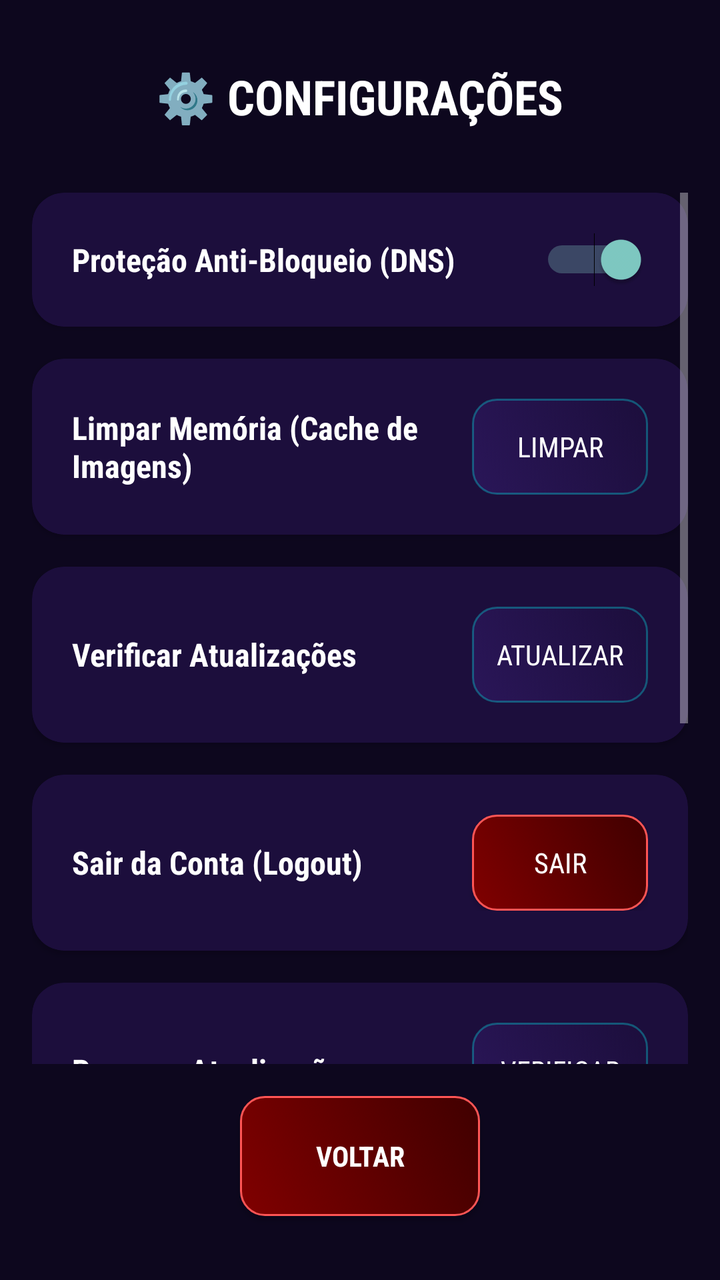
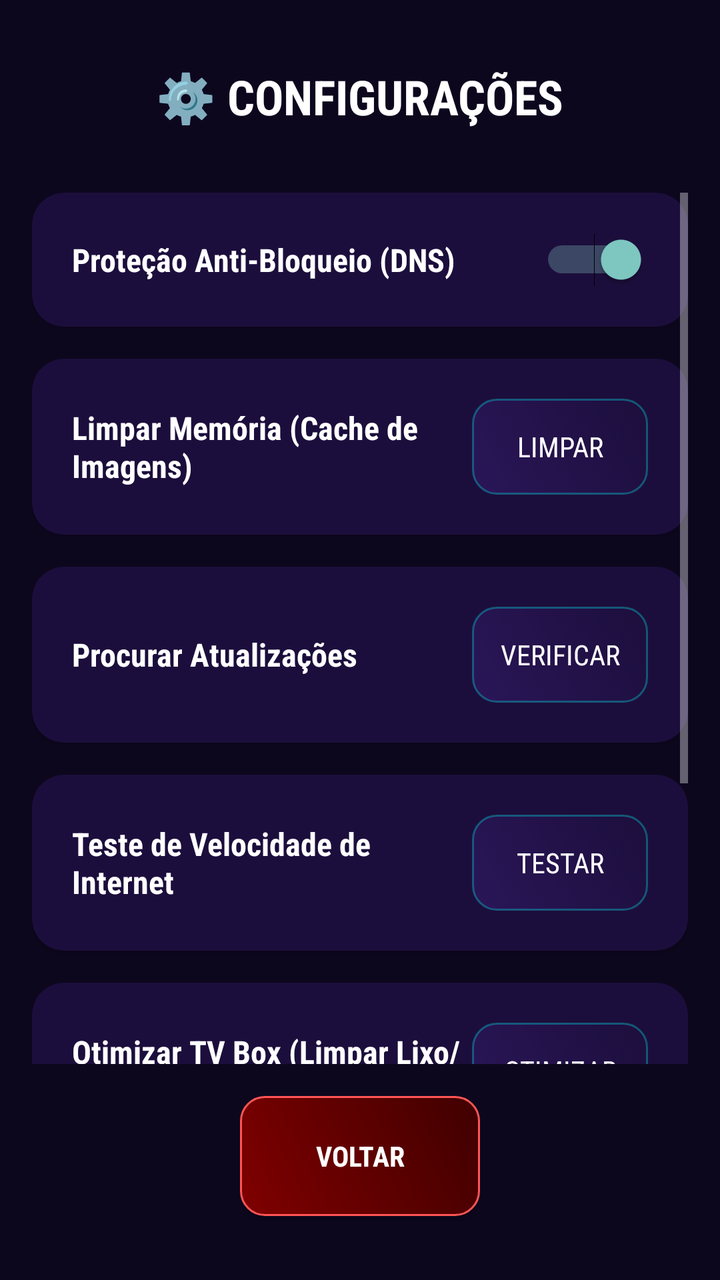

Two renders of the same Android screen: before a commit and after it. Below are the layout's source before the change and the commit's diff.
<!-- AndroidManifest.xml: activity theme AppTheme -->
<!-- res/layout/activity_settings.xml -->
<?xml version="1.0" encoding="utf-8"?>
<androidx.constraintlayout.widget.ConstraintLayout xmlns:android="http://schemas.android.com/apk/res/android"
    xmlns:app="http://schemas.android.com/apk/res-auto"
    xmlns:tools="http://schemas.android.com/tools"
    android:layout_width="match_parent"
    android:layout_height="match_parent"
    android:background="#0D071E"
    tools:context=".SettingsActivity">

    <TextView
        android:id="@+id/tvSettingsTitle"
        android:layout_width="wrap_content"
        android:layout_height="wrap_content"
        android:layout_marginTop="32dp"
        android:text="⚙️ CONFIGURAÇÕES"
        android:textColor="#FFFFFF"
        android:textSize="24sp"
        android:textStyle="bold"
        app:layout_constraintEnd_toEndOf="parent"
        app:layout_constraintStart_toStartOf="parent"
        app:layout_constraintTop_toTopOf="parent" />

    <ScrollView
        android:id="@+id/svSettings"
        android:layout_width="0dp"
        android:layout_height="0dp"
        android:layout_marginTop="32dp"
        android:layout_marginBottom="16dp"
        android:layout_marginHorizontal="16dp"
        app:layout_constraintWidth_max="700dp"
        app:layout_constraintEnd_toEndOf="parent"
        app:layout_constraintStart_toStartOf="parent"
        app:layout_constraintTop_toBottomOf="@id/tvSettingsTitle"
        app:layout_constraintBottom_toTopOf="@id/btnBack">

        <LinearLayout
            android:layout_width="match_parent"
            android:layout_height="wrap_content"
            android:orientation="vertical"
            android:paddingBottom="24dp">

            <androidx.cardview.widget.CardView
                android:layout_width="match_parent"
                android:layout_height="wrap_content"
                android:layout_marginBottom="16dp"
                app:cardBackgroundColor="#1C0E3C"
                app:cardCornerRadius="16dp">

                <LinearLayout
                    android:layout_width="match_parent"
                    android:layout_height="wrap_content"
                    android:gravity="center_vertical"
                    android:orientation="horizontal"
                    android:padding="20dp">

                    <TextView
                        android:layout_width="0dp"
                        android:layout_height="wrap_content"
                        android:layout_weight="1"
                        android:text="Proteção Anti-Bloqueio (DNS)"
                        android:textColor="#FFFFFF"
                        android:textSize="16sp"
                        android:textStyle="bold" />

                    <Switch
                        android:id="@+id/switchVpn"
                        android:layout_width="wrap_content"
                        android:layout_height="wrap_content"
                        android:checked="true" />

                </LinearLayout>
            </androidx.cardview.widget.CardView>

            <androidx.cardview.widget.CardView
                android:layout_width="match_parent"
                android:layout_height="wrap_content"
                android:layout_marginBottom="16dp"
                app:cardBackgroundColor="#1C0E3C"
                app:cardCornerRadius="16dp">

                <LinearLayout
                    android:layout_width="match_parent"
                    android:layout_height="wrap_content"
                    android:gravity="center_vertical"
                    android:orientation="horizontal"
                    android:padding="20dp">

                    <TextView
                        android:layout_width="0dp"
                        android:layout_height="wrap_content"
                        android:layout_weight="1"
                        android:text="Limpar Memória (Cache de Imagens)"
                        android:textColor="#FFFFFF"
                        android:textSize="16sp"
                        android:textStyle="bold" />

                    <Button
                        android:id="@+id/btnClearCache"
                        android:layout_width="wrap_content"
                        android:layout_height="wrap_content"
                        android:background="@drawable/bg_button_neon"
                        android:text="LIMPAR"
                        android:textColor="#FFFFFF" />

                </LinearLayout>
            </androidx.cardview.widget.CardView>

            <androidx.cardview.widget.CardView
                android:layout_width="match_parent"
                android:layout_height="wrap_content"
                android:layout_marginBottom="16dp"
                app:cardBackgroundColor="#1C0E3C"
                app:cardCornerRadius="16dp">

                <LinearLayout
                    android:layout_width="match_parent"
                    android:layout_height="wrap_content"
                    android:gravity="center_vertical"
                    android:orientation="horizontal"
                    android:padding="20dp">

                    <TextView
                        android:layout_width="0dp"
                        android:layout_height="wrap_content"
                        android:layout_weight="1"
                        android:text="Verificar Atualizações"
                        android:textColor="#FFFFFF"
                        android:textSize="16sp"
                        android:textStyle="bold" />

                    <Button
                        android:id="@+id/btnCheckUpdate"
                        android:layout_width="wrap_content"
                        android:layout_height="wrap_content"
                        android:background="@drawable/bg_button_neon"
                        android:text="ATUALIZAR"
                        android:textColor="#FFFFFF" />

                </LinearLayout>
            </androidx.cardview.widget.CardView>

            <androidx.cardview.widget.CardView
                android:layout_width="match_parent"
                android:layout_height="wrap_content"
                android:layout_marginBottom="16dp"
                app:cardBackgroundColor="#1C0E3C"
                app:cardCornerRadius="16dp">

                <LinearLayout
                    android:layout_width="match_parent"
                    android:layout_height="wrap_content"
                    android:gravity="center_vertical"
                    android:orientation="horizontal"
                    android:padding="20dp">

                    <TextView
                        android:layout_width="0dp"
                        android:layout_height="wrap_content"
                        android:layout_weight="1"
                        android:text="Sair da Conta (Logout)"
                        android:textColor="#FFFFFF"
                        android:textSize="16sp"
                        android:textStyle="bold" />

                    <Button
                        android:id="@+id/btnLogout"
                        android:layout_width="wrap_content"
                        android:layout_height="wrap_content"
                        android:background="@drawable/bg_button_exit"
                        android:text="SAIR"
                        android:textColor="#FFFFFF" />

                </LinearLayout>
            </androidx.cardview.widget.CardView>

            <androidx.cardview.widget.CardView
                android:layout_width="match_parent"
                android:layout_height="wrap_content"
                android:layout_marginBottom="16dp"
                app:cardCornerRadius="16dp"
                app:cardBackgroundColor="#1C0E3C">

                <LinearLayout
                    android:layout_width="match_parent"
                    android:layout_height="wrap_content"
                    android:orientation="horizontal"
                    android:padding="20dp"
                    android:gravity="center_vertical">

                    <TextView
                        android:layout_width="0dp"
                        android:layout_height="wrap_content"
                        android:layout_weight="1"
                        android:text="Procurar Atualizações"
                        android:textColor="#FFFFFF"
                        android:textSize="16sp"
                        android:textStyle="bold"/>

                    <Button
                        android:id="@+id/btnUpdateApp"
                        android:layout_width="wrap_content"
                        android:layout_height="wrap_content"
                        android:text="VERIFICAR"
                        android:background="@drawable/bg_button_neon"
                        android:textColor="#FFFFFF"/>

                </LinearLayout>
            </androidx.cardview.widget.CardView>

            
            <androidx.cardview.widget.CardView
                android:layout_width="match_parent"
                android:layout_height="wrap_content"
                android:layout_marginBottom="16dp"
                app:cardCornerRadius="16dp"
                app:cardBackgroundColor="#1C0E3C">

                <LinearLayout
                    android:layout_width="match_parent"
                    android:layout_height="wrap_content"
                    android:orientation="vertical"
                    android:padding="20dp">

                    <LinearLayout
                        android:layout_width="match_parent"
                        android:layout_height="wrap_content"
                        android:orientation="horizontal"
                        android:gravity="center_vertical">
                        
                        <TextView
                            android:layout_width="0dp"
                            android:layout_height="wrap_content"
                            android:layout_weight="1"
                            android:text="Teste de Velocidade de Internet"
                            android:textColor="#FFFFFF"
                            android:textSize="16sp"
                            android:textStyle="bold"/>

                        <Button
                            android:id="@+id/btnSpeedTest"
                            android:layout_width="wrap_content"
                            android:layout_height="wrap_content"
                            android:text="TESTAR"
                            android:background="@drawable/bg_button_neon"
                            android:textColor="#FFFFFF"/>
                    </LinearLayout>

                    <TextView
                        android:id="@+id/tvSpeedResult"
                        android:layout_width="match_parent"
                        android:layout_height="wrap_content"
                        android:layout_marginTop="16dp"
                        android:text="Aguardando Teste..."
                        android:textAlignment="center"
                        android:textColor="#A0A0A0"
                        android:textSize="16sp"
                        android:textStyle="bold"
                        android:visibility="gone"/>

                </LinearLayout>
            </androidx.cardview.widget.CardView>

            
            <androidx.cardview.widget.CardView
                android:layout_width="match_parent"
                android:layout_height="wrap_content"
                app:cardCornerRadius="16dp"
                app:cardBackgroundColor="#1C0E3C">

                <LinearLayout
                    android:layout_width="match_parent"
                    android:layout_height="wrap_content"
                    android:orientation="vertical"
                    android:padding="20dp">

                    <LinearLayout
                        android:layout_width="match_parent"
                        android:layout_height="wrap_content"
                        android:orientation="horizontal"
                        android:gravity="center_vertical">
                        
                        <TextView
                            android:layout_width="0dp"
                            android:layout_height="wrap_content"
                            android:layout_weight="1"
                            android:text="Otimizar TV Box (Limpar Lixo/RAM)"
                            android:textColor="#FFFFFF"
                            android:textSize="16sp"
                            android:textStyle="bold"/>

                        <Button
                            android:id="@+id/btnOptimize"
                            android:layout_width="wrap_content"
                            android:layout_height="wrap_content"
                            android:text="OTIMIZAR"
                            android:background="@drawable/bg_button_neon"
                            android:textColor="#FFFFFF"/>
                    </LinearLayout>

                    <TextView
                        android:id="@+id/tvOptimizeResult"
                        android:layout_width="match_parent"
                        android:layout_height="wrap_content"
                        android:layout_marginTop="16dp"
                        android:text="Aguardando..."
                        android:textAlignment="center"
                        android:textColor="#A0A0A0"
                        android:textSize="16sp"
                        android:textStyle="bold"
                        android:visibility="gone"/>

                </LinearLayout>
            </androidx.cardview.widget.CardView>

        </LinearLayout>
    </ScrollView>

    <Button
        android:id="@+id/btnBack"
        android:layout_width="120dp"
        android:layout_height="60dp"
        android:layout_marginBottom="32dp"
        android:background="@drawable/bg_button_exit"
        android:text="VOLTAR"
        android:textColor="#FFFFFF"
        android:textStyle="bold"
        app:layout_constraintBottom_toBottomOf="parent"
        app:layout_constraintEnd_toEndOf="parent"
        app:layout_constraintStart_toStartOf="parent" />

</androidx.constraintlayout.widget.ConstraintLayout>
<!-- resources referenced by this layout -->
<resources>
  <!-- drawable bg_button_exit (drawable) -->
  <?xml version="1.0" encoding="utf-8"?>
  <selector xmlns:android="http://schemas.android.com/apk/res/android">
      <item android:state_focused="true">
          <shape android:shape="rectangle">
              <solid android:color="#FF5555"/>
              <corners android:radius="12dp"/>
              <stroke android:width="3dp" android:color="#FF0000"/>
          </shape>
      </item>
      <item>
          <shape android:shape="rectangle">
              <gradient android:startColor="#800000" android:endColor="#400000" android:angle="45"/>
              <corners android:radius="12dp"/>
              <stroke android:width="1dp" android:color="#FF5555"/>
          </shape>
      </item>
  </selector>
  <!-- drawable bg_button_neon (drawable) -->
  <?xml version="1.0" encoding="utf-8"?>
  <selector xmlns:android="http://schemas.android.com/apk/res/android">
      <item android:state_focused="true">
          <shape android:shape="rectangle">
              <solid android:color="#8000FFFF"/>
              <corners android:radius="12dp"/>
              <stroke android:width="4dp" android:color="#FFFFFF"/>
          </shape>
      </item>
      <item>
          <shape android:shape="rectangle">
              <gradient android:startColor="#2A1658" android:endColor="#1C0E3C" android:angle="45"/>
              <corners android:radius="12dp"/>
              <stroke android:width="1dp" android:color="#4D00FFFF"/>
          </shape>
      </item>
  </selector>
  <style name="AppTheme" parent="Theme.AppCompat.NoActionBar">
          <item name="android:fontFamily">sans-serif-condensed</item>
      </style>
</resources>

<!-- the commit's change to res/layout/activity_settings.xml (unified diff, before → after) -->
@@ -105,73 +105,6 @@
                 </LinearLayout>
             </androidx.cardview.widget.CardView>
 
-            <androidx.cardview.widget.CardView
-                android:layout_width="match_parent"
-                android:layout_height="wrap_content"
-                android:layout_marginBottom="16dp"
-                app:cardBackgroundColor="#1C0E3C"
-                app:cardCornerRadius="16dp">
-
-                <LinearLayout
-                    android:layout_width="match_parent"
-                    android:layout_height="wrap_content"
-                    android:gravity="center_vertical"
-                    android:orientation="horizontal"
-                    android:padding="20dp">
-
-                    <TextView
-                        android:layout_width="0dp"
-                        android:layout_height="wrap_content"
-                        android:layout_weight="1"
-                        android:text="Verificar Atualizações"
-                        android:textColor="#FFFFFF"
-                        android:textSize="16sp"
-                        android:textStyle="bold" />
-
-                    <Button
-                        android:id="@+id/btnCheckUpdate"
-                        android:layout_width="wrap_content"
-                        android:layout_height="wrap_content"
-                        android:background="@drawable/bg_button_neon"
-                        android:text="ATUALIZAR"
-                        android:textColor="#FFFFFF" />
-
-                </LinearLayout>
-            </androidx.cardview.widget.CardView>
-
-            <androidx.cardview.widget.CardView
-                android:layout_width="match_parent"
-                android:layout_height="wrap_content"
-                android:layout_marginBottom="16dp"
-                app:cardBackgroundColor="#1C0E3C"
-                app:cardCornerRadius="16dp">
-
-                <LinearLayout
-                    android:layout_width="match_parent"
-                    android:layout_height="wrap_content"
-                    android:gravity="center_vertical"
-                    android:orientation="horizontal"
-                    android:padding="20dp">
-
-                    <TextView
-                        android:layout_width="0dp"
-                        android:layout_height="wrap_content"
-                        android:layout_weight="1"
-                        android:text="Sair da Conta (Logout)"
-                        android:textColor="#FFFFFF"
-                        android:textSize="16sp"
-                        android:textStyle="bold" />
-
-                    <Button
-                        android:id="@+id/btnLogout"
-                        android:layout_width="wrap_content"
-                        android:layout_height="wrap_content"
-                        android:background="@drawable/bg_button_exit"
-                        android:text="SAIR"
-                        android:textColor="#FFFFFF" />
-
-                </LinearLayout>
-            </androidx.cardview.widget.CardView>
 
             <androidx.cardview.widget.CardView
                 android:layout_width="match_parent"
@@ -308,6 +241,41 @@
                         android:textSize="16sp"
                         android:textStyle="bold"
                         android:visibility="gone"/>
+
+                </LinearLayout>
+            </androidx.cardview.widget.CardView>
+
+            <androidx.cardview.widget.CardView
+                android:layout_width="match_parent"
+                android:layout_height="wrap_content"
+                android:layout_marginTop="32dp"
+                android:layout_marginBottom="16dp"
+                app:cardBackgroundColor="#1C0E3C"
+                app:cardCornerRadius="16dp">
+
+                <LinearLayout
+                    android:layout_width="match_parent"
+                    android:layout_height="wrap_content"
+                    android:gravity="center_vertical"
+                    android:orientation="horizontal"
+                    android:padding="20dp">
+
+                    <TextView
+                        android:layout_width="0dp"
+                        android:layout_height="wrap_content"
+                        android:layout_weight="1"
+                        android:text="Sair da Conta (Logout)"
+                        android:textColor="#FFFFFF"
+                        android:textSize="16sp"
+                        android:textStyle="bold" />
+
+                    <Button
+                        android:id="@+id/btnLogout"
+                        android:layout_width="wrap_content"
+                        android:layout_height="wrap_content"
+                        android:background="@drawable/bg_button_exit"
+                        android:text="SAIR"
+                        android:textColor="#FFFFFF" />
 
                 </LinearLayout>
             </androidx.cardview.widget.CardView>
